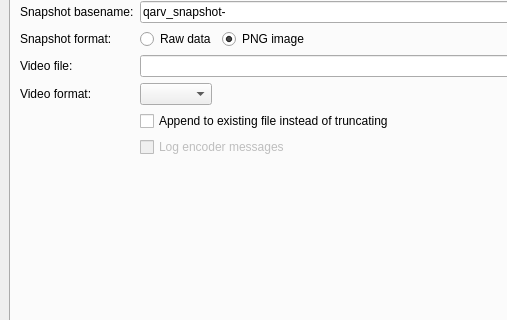
This is src/mainwindow.ui in AD-Vega/qarv as Qt 5 draws it before an edit; both pictures show x 0 to 507 and y 108 to 428 of the 926 by 543 pixel window. The edited form follows.
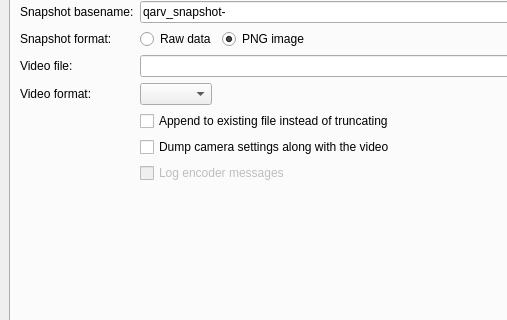
This is the edited form. The open tabs and pages were chosen to show the change. Icons and pictures are not drawn. Custom widgets are drawn as their Qt base class.

Commit message: Add an option to dump camera settings along with the video.

Diff of the .ui file:
```diff
--- a/src/mainwindow.ui
+++ b/src/mainwindow.ui
@@ -987,7 +987,7 @@
           </property>
          </widget>
         </item>
-        <item row="9" column="1">
+        <item row="11" column="1">
          <widget class="QCheckBox" name="recordLogCheck">
           <property name="enabled">
            <bool>false</bool>
@@ -1000,6 +1000,13 @@
           </property>
          </widget>
         </item>
+        <item row="10" column="1">
+         <widget class="QCheckBox" name="recordMetadataCheck">
+          <property name="text">
+           <string>Dump camera settings along with the video</string>
+          </property>
+         </widget>
+        </item>
        </layout>
       </widget>
       <widget class="QWidget" name="aboutTab">
```
The commit also changes 2 other files.
